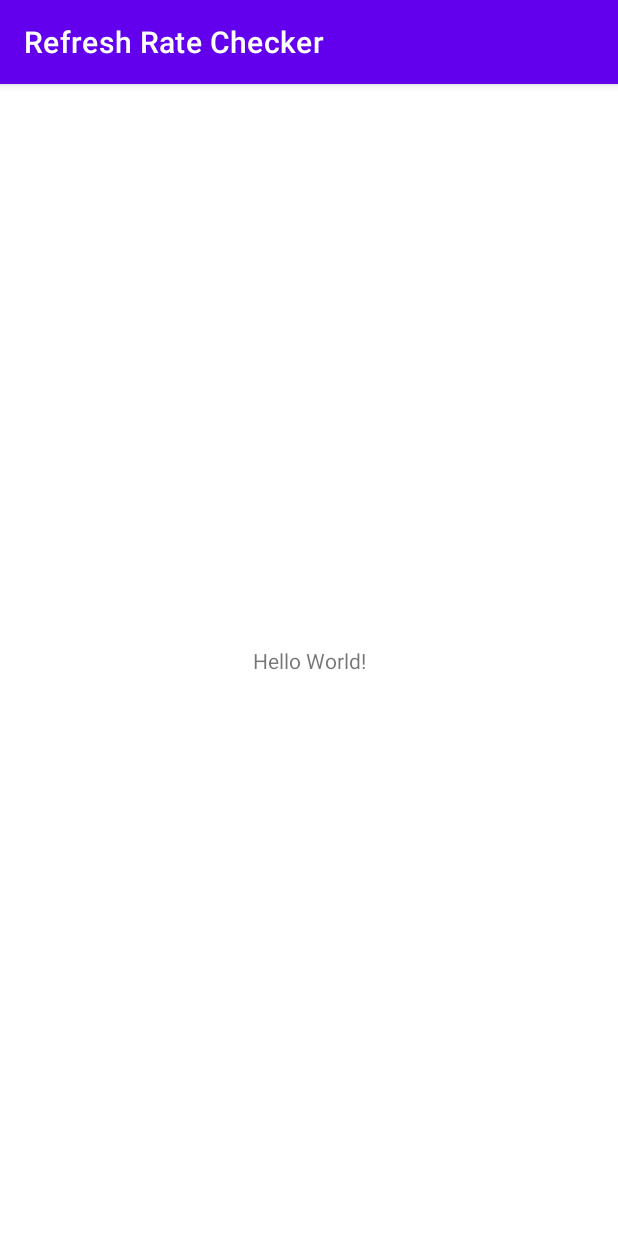
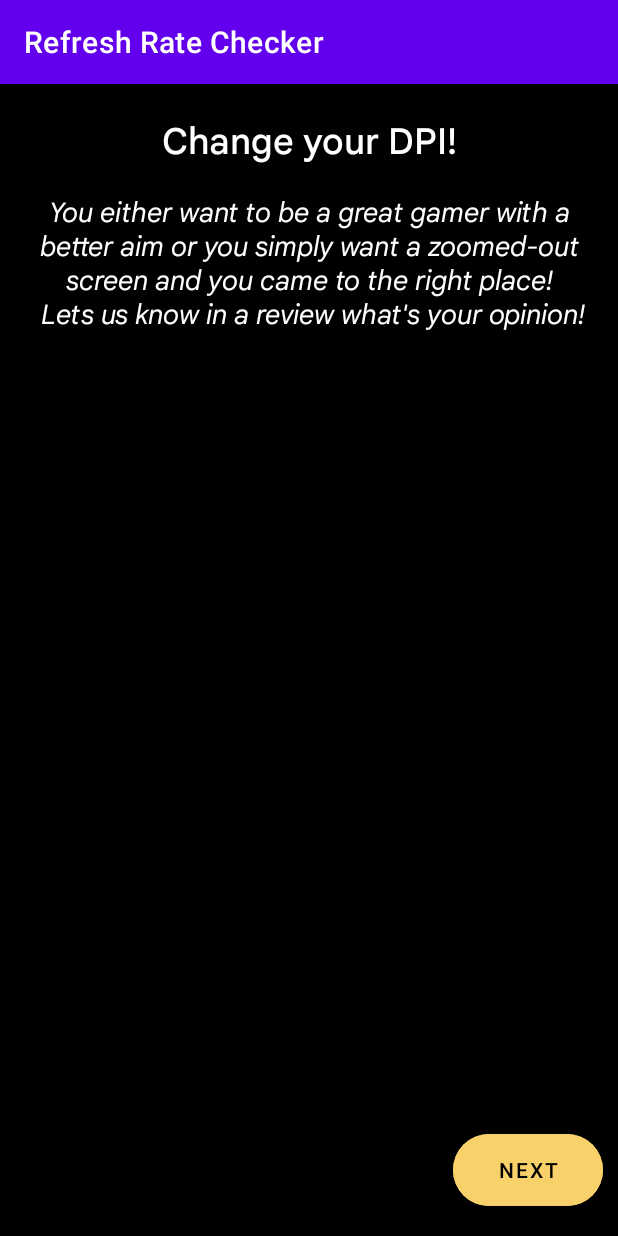
Before and after one commit to badbanii/refresh-rate-checker, an Android app: the screen it shows after launch (MainActivity), on a phone screen of 412 x 824 dp. Run offline under Robolectric (Android 15) with nearby library versions, the light colour scheme and no system bars; libraries missing offline, so code that uses them is left out: com.fxn.stash; 1 statement that could not run was skipped.

Commit message:
created navigation

```diff
--- a/app/src/main/java/com/theviciousgames/refreshratechecker/ui/main/view/MainFragment.kt
+++ b/app/src/main/java/com/theviciousgames/refreshratechecker/ui/main/view/MainFragment.kt
@@ -7,12 +7,14 @@ import android.view.View
 import androidx.fragment.app.Fragment
 import androidx.fragment.app.viewModels
 import com.theviciousgames.refreshratechecker.databinding.FragmentMainBinding
+import com.theviciousgames.refreshratechecker.databinding.FragmentOnboardingBinding
+import com.theviciousgames.refreshratechecker.ui.main.viewmodel.MainViewModel
 import com.theviciousgames.refreshratechecker.ui.welcome.viewmodel.OnBoardingViewModel
 
 
 class MainFragment : Fragment(com.theviciousgames.refreshratechecker.R.layout.fragment_main) {
     private var _binding: FragmentMainBinding? = null
-    private val viewModel: OnBoardingViewModel by viewModels()
+    private val viewModel: MainViewModel by viewModels()
     private val binding: FragmentMainBinding
         get() = _binding!!
 
@@ -34,6 +36,7 @@ class MainFragment : Fragment(com.theviciousgames.refreshratechecker.R.layout.fr
 
     override fun onViewCreated(view: View, savedInstanceState: Bundle?) {
         super.onViewCreated(view, savedInstanceState)
+        _binding = FragmentMainBinding.bind(view)
         updateUi()
     }
 }
--- /dev/null
+++ b/app/src/main/java/com/theviciousgames/refreshratechecker/ui/settings/viewmodel/SettingsViewModel.kt
@@ -0,0 +1,6 @@
+package com.theviciousgames.refreshratechecker.ui.settings.viewmodel
+
+import androidx.lifecycle.ViewModel
+
+class SettingsViewModel : ViewModel() {
+}
--- a/app/src/main/java/com/theviciousgames/refreshratechecker/ui/welcome/view/FirstOnBoardingFragment.kt
+++ b/app/src/main/java/com/theviciousgames/refreshratechecker/ui/welcome/view/FirstOnBoardingFragment.kt
@@ -4,8 +4,10 @@ import android.os.Bundle
 import android.view.View
 import androidx.fragment.app.Fragment
 import androidx.fragment.app.viewModels
+import androidx.navigation.fragment.findNavController
 import com.theviciousgames.refreshratechecker.R
 import com.theviciousgames.refreshratechecker.databinding.FragmentOnboardingBinding
+import com.theviciousgames.refreshratechecker.ui.utils.Destination
 import com.theviciousgames.refreshratechecker.ui.welcome.viewmodel.OnBoardingViewModel
 
 class FirstOnBoardingFragment : Fragment(R.layout.fragment_onboarding) {
@@ -19,19 +21,59 @@ class FirstOnBoardingFragment : Fragment(R.layout.fragment_onboarding) {
         _binding = null
     }
 
+    private fun navigateToMainIfUserIsOld()
+    {
+        if(viewModel.getUserIsOld())
+        {
+            navigateTo(Destination.Main)
+        }
+    }
     private fun updateUi() {
+        navigateToMainIfUserIsOld()
         with(binding)
         {
             animationView.cancelAnimation()
             textviewTitle.text = "Change your DPI!"
             textviewDescription.text =
                 "You either want to be a great gamer with a better aim or you simply want a zoomed-out screen and you came to the right place!\n Lets us know in a review what's your opinion!"
+        }
+    }
 
-        }
+    private fun navigateTo(destination: Destination)
+    {
+            when(destination)
+            {
+                Destination.SecondOnBoarding->
+                {
+                    if (findNavController().currentDestination?.id == R.id.firstOnBoardingFragment)
+                    {
+                        findNavController().navigate(R.id.action_firstOnBoardingFragment_to_secondOnBoardingFragment)
+                    }
+                }
+                Destination.Main->{
+                    if (findNavController().currentDestination?.id == R.id.firstOnBoardingFragment)
+                    {
+                        findNavController().navigate(R.id.action_firstOnBoardingFragment_to_mainFragment)
+                    }
+                }
+                else -> {}
+            }
     }
 
     override fun onViewCreated(view: View, savedInstanceState: Bundle?) {
         super.onViewCreated(view, savedInstanceState)
+        _binding = FragmentOnboardingBinding.bind(view)
         updateUi()
+        buttonFunction()
+    }
+
+    private fun buttonFunction()
+    {
+        with(binding)
+        {
+            buttonNext.setOnClickListener {
+                navigateTo(Destination.SecondOnBoarding)
+            }
+        }
     }
 }
--- a/app/src/main/res/layout/activity_main.xml
+++ b/app/src/main/res/layout/activity_main.xml
@@ -6,13 +6,17 @@
     android:layout_height="match_parent"
     tools:context=".MainActivity">
 
-    <TextView
-        android:layout_width="wrap_content"
-        android:layout_height="wrap_content"
-        android:text="Hello World!"
+    <androidx.fragment.app.FragmentContainerView
+        android:id="@+id/navigation_host"
+        android:name="androidx.navigation.fragment.NavHostFragment"
+        android:layout_width="0dp"
+        android:layout_height="0dp"
+        app:layout_constraintStart_toStartOf="parent"
+        app:layout_constraintEnd_toEndOf="parent"
+        app:layout_constraintTop_toTopOf="parent"
         app:layout_constraintBottom_toBottomOf="parent"
-        app:layout_constraintEnd_toEndOf="parent"
-        app:layout_constraintStart_toStartOf="parent"
-        app:layout_constraintTop_toTopOf="parent" />
+        app:defaultNavHost="true"
+        app:navGraph="@navigation/nav_graph"
+        tools:layout="@layout/fragment_main" />
 
 </androidx.constraintlayout.widget.ConstraintLayout>
--- a/app/src/main/res/layout/fragment_onboarding.xml
+++ b/app/src/main/res/layout/fragment_onboarding.xml
@@ -50,4 +50,18 @@
         app:layout_constraintTop_toBottomOf="@id/textview_title"
         tools:text="Description" />
 
+    <com.google.android.material.button.MaterialButton
+        android:id="@+id/button_next"
+        android:layout_width="100dp"
+        android:layout_height="60dp"
+        app:layout_constraintEnd_toEndOf="parent"
+        app:layout_constraintBottom_toBottomOf="parent"
+        app:cornerRadius="180dp"
+        android:layout_marginEnd="10dp"
+        android:layout_marginBottom="14dp"
+        android:backgroundTint="#F9D16B"
+        android:text="next"
+        android:textColor="@color/black"
+        />
+
 </androidx.constraintlayout.widget.ConstraintLayout>
--- /dev/null
+++ b/app/src/main/res/layout/fragment_settings.xml
@@ -0,0 +1,6 @@
+<?xml version="1.0" encoding="utf-8"?>
+<androidx.constraintlayout.widget.ConstraintLayout xmlns:android="http://schemas.android.com/apk/res/android"
+    android:layout_width="match_parent"
+    android:layout_height="match_parent">
+
+</androidx.constraintlayout.widget.ConstraintLayout>
--- /dev/null
+++ b/app/src/main/res/navigation/nav_graph.xml
@@ -0,0 +1,46 @@
+<?xml version="1.0" encoding="utf-8"?>
+<navigation xmlns:android="http://schemas.android.com/apk/res/android"
+    xmlns:app="http://schemas.android.com/apk/res-auto"
+    android:id="@+id/nav_graph"
+    app:startDestination="@id/firstOnBoardingFragment">
+
+    <fragment
+        android:id="@+id/firstOnBoardingFragment"
+        android:name="com.theviciousgames.refreshratechecker.ui.welcome.view.FirstOnBoardingFragment"
+        android:label="FirstOnBoardingFragment" >
+        <action
+            android:id="@+id/action_firstOnBoardingFragment_to_secondOnBoardingFragment"
+            app:destination="@id/secondOnBoardingFragment" />
+        <action
+            android:id="@+id/action_firstOnBoardingFragment_to_mainFragment"
+            app:destination="@id/mainFragment" />
+    </fragment>
+    <fragment
+        android:id="@+id/mainFragment"
+        android:name="com.theviciousgames.refreshratechecker.ui.main.view.MainFragment"
+        android:label="MainFragment" >
+        <action
+            android:id="@+id/action_mainFragment_to_settingsFragment"
+            app:destination="@id/settingsFragment" />
+    </fragment>
+    <fragment
+        android:id="@+id/thirdOnBoardingFragment"
+        android:name="com.theviciousgames.refreshratechecker.ui.welcome.view.ThirdOnBoardingFragment"
+        android:label="ThirdOnBoardingFragment" >
+        <action
+            android:id="@+id/action_thirdOnBoardingFragment_to_mainFragment"
+            app:destination="@id/mainFragment" />
+    </fragment>
+    <fragment
+        android:id="@+id/secondOnBoardingFragment"
+        android:name="com.theviciousgames.refreshratechecker.ui.welcome.view.SecondOnBoardingFragment"
+        android:label="SecondOnBoardingFragment" >
+        <action
+            android:id="@+id/action_secondOnBoardingFragment_to_thirdOnBoardingFragment"
+            app:destination="@id/thirdOnBoardingFragment" />
+    </fragment>
+    <fragment
+        android:id="@+id/settingsFragment"
+        android:name="com.theviciousgames.refreshratechecker.ui.settings.view.SettingsFragment"
+        android:label="SettingsFragment" />
+</navigation>
```
Also changed, not shown: app/src/main/java/com/theviciousgames/refreshratechecker/ui/settings/view/SettingsFragment.kt (added, +27 -0 lines), app/src/main/java/com/theviciousgames/refreshratechecker/ui/utils/Destination.kt (added, +9 -0 lines), app/src/main/java/com/theviciousgames/refreshratechecker/ui/welcome/view/SecondOnBoardingFragment.kt (+28 -0 lines), app/src/main/java/com/theviciousgames/refreshratechecker/ui/welcome/view/ThirdOnBoardingFragment.kt (+30 -0 lines).
